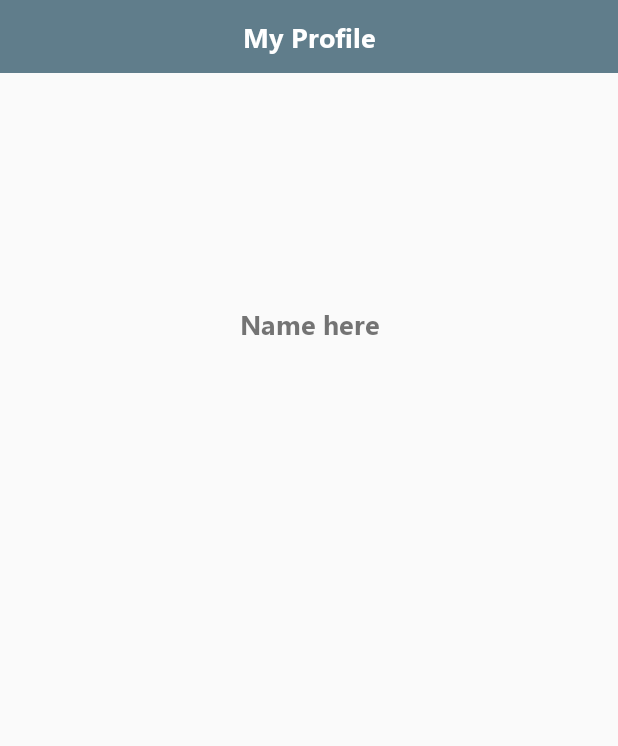
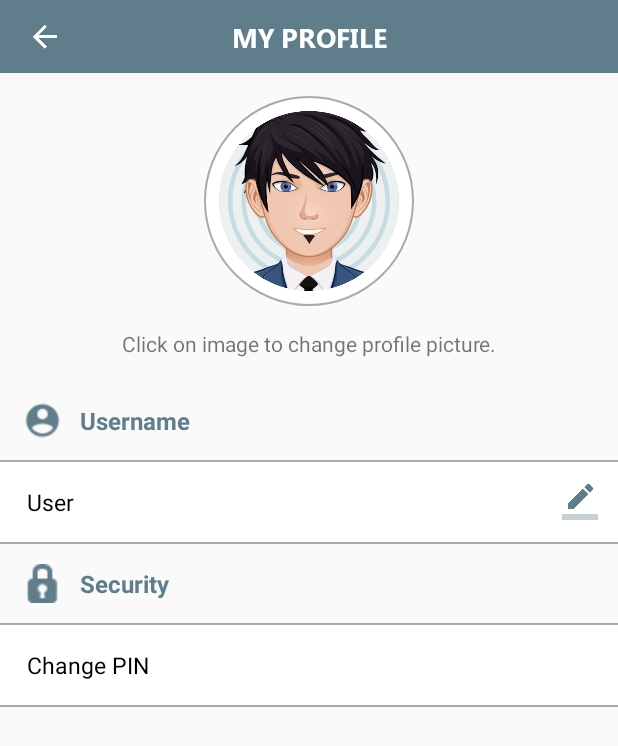
Before and after one commit to Hrishi-3331/AndroidDiary, an Android app: the Profile screen opened directly, with no data from a screen before it, on a phone screen of 412 x 824 dp. Shown: the top 746 px of the screen. Run offline under Robolectric (Android 15) with nearby library versions, the phone set to English and light mode, and no system bars.

Commit message:
Profile Section done

```diff
--- /dev/null
+++ b/app/src/main/res/drawable/picture_frame.xml
@@ -0,0 +1,6 @@
+<?xml version="1.0" encoding="utf-8"?>
+<shape xmlns:android="http://schemas.android.com/apk/res/android">
+    <corners android:radius="70dp"/>
+    <solid android:color="@android:color/white"/>
+    <stroke android:color="@android:color/darker_gray" android:width="1dp"/>
+</shape>
--- a/app/src/main/res/layout/activity_home.xml
+++ b/app/src/main/res/layout/activity_home.xml
@@ -181,6 +181,7 @@
                 android:layout_width="28dp"
                 android:layout_height="28dp"
                 android:background="@android:color/transparent"
+                android:onClick="Account"
                 android:scaleType="fitXY"
                 android:src="@drawable/icons8_male_user"
                 android:tint="@color/colorPrimary" />
--- a/app/src/main/res/layout/activity_profile.xml
+++ b/app/src/main/res/layout/activity_profile.xml
@@ -6,24 +6,46 @@
     android:layout_height="match_parent"
     android:orientation="vertical"
     tools:context=".Profile">
-
     <LinearLayout
         android:layout_width="match_parent"
         android:layout_height="wrap_content"
-        android:orientation="vertical"
         android:background="@color/colorPrimary"
+        android:orientation="horizontal"
+        android:gravity="center"
         >
 
+        <ImageButton
+            android:layout_width="40dp"
+            android:layout_height="35dp"
+            android:layout_marginEnd="10dp"
+            android:layout_marginStart="10dp"
+            android:background="@android:color/transparent"
+            android:onClick="Back"
+            android:src="@mipmap/baseline_arrow_back_white_24"
+            android:tint="@android:color/white" />
+
         <TextView
-            android:layout_width="match_parent"
+            android:layout_width="0dp"
             android:layout_height="wrap_content"
+            android:layout_weight="1"
             android:fontFamily="@font/segoe_ui_bold"
             android:padding="12dp"
-            android:text="My Profile"
+            android:text="MY PROFILE"
             android:textAlignment="center"
             android:textColor="@android:color/white"
             android:textSize="18sp"
             android:textStyle="bold" />
+
+        <ImageButton
+            android:visibility="invisible"
+            android:layout_marginStart="10dp"
+            android:layout_marginEnd="10dp"
+            android:background="@android:color/transparent"
+            android:layout_width="40dp"
+            android:layout_height="35dp"
+            android:tint="@android:color/white"
+            android:src="@mipmap/baseline_arrow_back_white_24"
+            />
 
     </LinearLayout>
 
@@ -34,22 +56,157 @@
         android:gravity="center"
         >
 
+        <LinearLayout
+            android:layout_width="140dp"
+            android:layout_height="140dp"
+            android:gravity="center"
+            android:background="@drawable/picture_frame"
+            android:layout_margin="15dp"
+            >
+
         <ImageView
+            android:onClick="ChangeImage"
             android:id="@+id/profile_image"
             android:layout_width="120dp"
             android:layout_height="120dp"
-            android:layout_margin="15dp" />
+            />
+
+        </LinearLayout>
 
         <TextView
-            android:id="@+id/profile_name"
             android:layout_width="match_parent"
             android:layout_height="wrap_content"
-            android:fontFamily="@font/segoe_ui_bold"
-            android:padding="4dp"
-            android:text="Name here"
-            android:textAlignment="center"
-            android:textSize="18sp"
-            android:textStyle="bold" />
+            android:layout_marginBottom="15dp"
+            android:text="Click on image to change profile picture."
+            android:textAlignment="center" />
+
+        <LinearLayout
+            android:layout_width="match_parent"
+            android:layout_height="wrap_content"
+            android:gravity="center_vertical"
+            android:orientation="horizontal"
+            android:padding="3dp">
+
+            <ImageView
+                android:layout_width="26dp"
+                android:layout_height="26dp"
+                android:layout_marginStart="12dp"
+                android:tint="@color/colorPrimary"
+                app:srcCompat="@drawable/icons8_male_user" />
+
+            <TextView
+                android:layout_width="wrap_content"
+                android:layout_height="wrap_content"
+                android:padding="12dp"
+                android:text="Username"
+                android:textColor="@color/colorPrimary"
+                android:textSize="16sp"
+                android:textStyle="bold" />
+
+        </LinearLayout>
+
+        <LinearLayout
+            android:layout_width="match_parent"
+            android:layout_height="1dp"
+            android:background="@android:color/darker_gray"
+            />
+
+        <LinearLayout
+            android:layout_width="match_parent"
+            android:layout_height="wrap_content"
+            android:background="@android:color/white"
+            android:gravity="center"
+            android:orientation="horizontal"
+            android:paddingBottom="6dp"
+            android:paddingEnd="8dp"
+            android:paddingStart="8dp"
+            android:paddingTop="6dp">
+
+            <TextView
+                android:id="@+id/profile_name"
+                android:layout_width="0dp"
+                android:layout_height="wrap_content"
+                android:layout_weight="1"
+                android:padding="10dp"
+                android:text="Name"
+                android:textColor="@android:color/black"
+                android:textSize="15sp" />
+
+            <ImageButton
+                android:layout_width="35dp"
+                android:layout_height="35dp"
+                android:background="@android:color/transparent"
+                android:onClick="ChangeName"
+                android:src="@mipmap/baseline_border_color_black_24"
+                android:tint="@color/colorPrimary" />
+
+        </LinearLayout>
+
+        <LinearLayout
+            android:layout_width="match_parent"
+            android:layout_height="1dp"
+            android:background="@android:color/darker_gray"
+            />
+
+        <LinearLayout
+            android:layout_width="match_parent"
+            android:layout_height="wrap_content"
+            android:gravity="center_vertical"
+            android:orientation="horizontal"
+            android:padding="3dp">
+
+            <ImageView
+                android:layout_width="26dp"
+                android:layout_height="26dp"
+                android:layout_marginStart="12dp"
+                android:tint="@color/colorPrimary"
+                app:srcCompat="@android:drawable/ic_secure" />
+
+            <TextView
+                android:layout_width="wrap_content"
+                android:layout_height="wrap_content"
+                android:padding="12dp"
+                android:text="Security"
+                android:textColor="@color/colorPrimary"
+                android:textSize="16sp"
+                android:textStyle="bold" />
+
+        </LinearLayout>
+
+        <LinearLayout
+            android:layout_width="match_parent"
+            android:layout_height="1dp"
+            android:background="@android:color/darker_gray"
+            />
+
+        <LinearLayout
+            android:onClick="ChangePin"
+            android:layout_width="match_parent"
+            android:layout_height="wrap_content"
+            android:background="@android:color/white"
+            android:gravity="center"
+            android:orientation="horizontal"
+            android:paddingBottom="6dp"
+            android:paddingEnd="8dp"
+            android:paddingStart="8dp"
+            android:paddingTop="6dp">
+
+            <TextView
+                android:layout_width="0dp"
+                android:layout_height="wrap_content"
+                android:layout_weight="1"
+                android:padding="10dp"
+                android:text="Change PIN"
+                android:textColor="@android:color/black"
+                android:textSize="15sp" />
+
+        </LinearLayout>
+
+        <LinearLayout
+            android:layout_width="match_parent"
+            android:layout_height="1dp"
+            android:background="@android:color/darker_gray"
+            />
 
     </LinearLayout>
 
```
Also changed, not shown: app/src/main/java/com/hrishi_3331/devstudio3331/diary/Home.java (+23 -0 lines), app/src/main/java/com/hrishi_3331/devstudio3331/diary/Profile.java (+253 -0 lines), app/src/main/res/layout/name_change_dialog.xml (added, +85 -0 lines), app/src/main/res/layout/pin_change_dialog.xml (added, +142 -0 lines).
